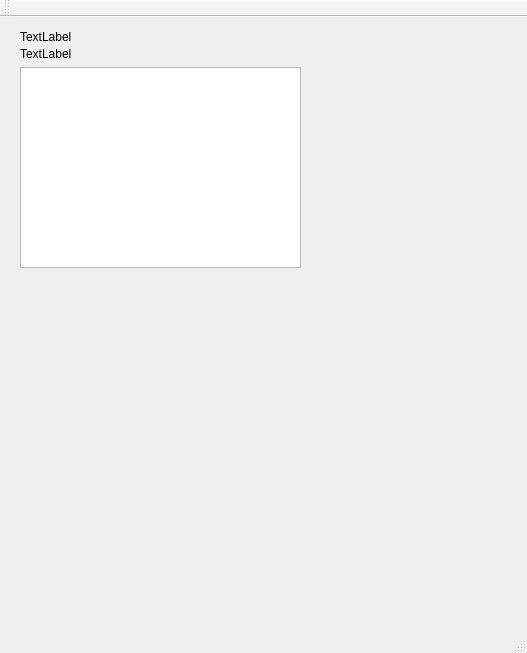
Before: the Qt Designer form mainwindow.ui in mpromonet/qtv4l2, drawn with Qt 5.
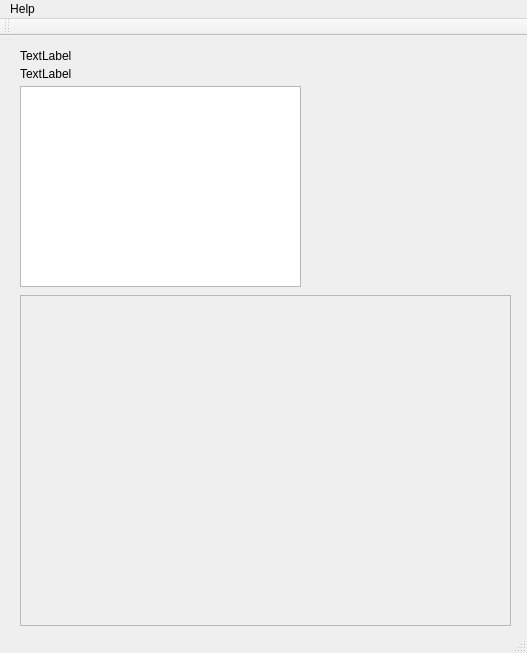
After: the same form once the commit is applied.

Commit message: move control inside a qscrollframe

The edit to the form file:
```diff
--- a/mainwindow.ui
+++ b/mainwindow.ui
@@ -29,7 +29,7 @@
      <rect>
       <x>20</x>
       <y>10</y>
-      <width>371</width>
+      <width>491</width>
       <height>20</height>
      </rect>
     </property>
@@ -42,28 +42,51 @@
      <rect>
       <x>20</x>
       <y>30</y>
-      <width>57</width>
-      <height>14</height>
+      <width>491</width>
+      <height>16</height>
      </rect>
     </property>
     <property name="text">
      <string>TextLabel</string>
     </property>
    </widget>
-   <widget class="QWidget" name="verticalLayoutWidget">
+   <widget class="QScrollArea" name="scrollArea">
     <property name="geometry">
      <rect>
       <x>20</x>
-      <y>260</y>
+      <y>259</y>
       <width>491</width>
-      <height>341</height>
+      <height>331</height>
      </rect>
     </property>
-    <layout class="QVBoxLayout" name="propertiesLayout">
-     <property name="sizeConstraint">
-      <enum>QLayout::SetNoConstraint</enum>
+    <property name="widgetResizable">
+     <bool>true</bool>
+    </property>
+    <widget class="QWidget" name="scrollAreaWidgetContents">
+     <property name="geometry">
+      <rect>
+       <x>0</x>
+       <y>0</y>
+       <width>489</width>
+       <height>329</height>
+      </rect>
      </property>
-    </layout>
+     <widget class="QWidget" name="verticalLayoutWidget">
+      <property name="geometry">
+       <rect>
+        <x>20</x>
+        <y>30</y>
+        <width>451</width>
+        <height>261</height>
+       </rect>
+      </property>
+      <layout class="QVBoxLayout" name="propertiesLayout">
+       <property name="sizeConstraint">
+        <enum>QLayout::SetNoConstraint</enum>
+       </property>
+      </layout>
+     </widget>
+    </widget>
    </widget>
   </widget>
   <widget class="QMenuBar" name="menuBar">
@@ -75,6 +98,12 @@
      <height>19</height>
     </rect>
    </property>
+   <widget class="QMenu" name="menuHelp">
+    <property name="title">
+     <string>Help</string>
+    </property>
+   </widget>
+   <addaction name="menuHelp"/>
   </widget>
   <widget class="QToolBar" name="mainToolBar">
    <attribute name="toolBarArea">
```
The commit also changes 1 other file.
